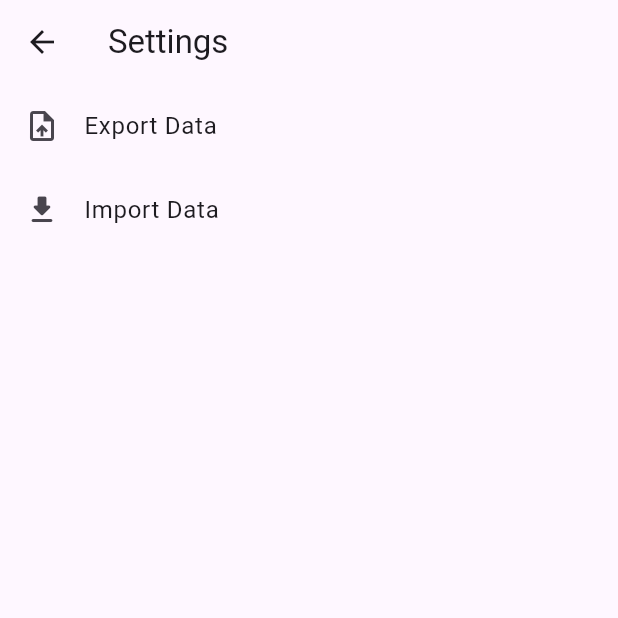
After one commit to JarneClaesen/PercussionSticks, a Flutter app: the SettingsPage screen opened directly, after a tap on "Export Data", on a phone screen of 412 x 824 dp, the top half of it. The commit adds this screen. Run offline on Flutter 3.47's test engine with Material 3 defaults, Android fonts, the phone set to English and light mode, and no system bars; drawn by our look-alikes of dynamic_color; our stand-ins replace file_picker, google_fonts, hive, hive_flutter, sliding_up_panel; missing offline and left inert: flutter_file_dialog; accounts and stored records are empty.

Commit message:
Implement Import and Export

```diff
--- a/lib/excerpt.dart
+++ b/lib/excerpt.dart
@@ -1,9 +1,11 @@
 import 'package:hive/hive.dart';
+import 'package:json_annotation/json_annotation.dart';
 
 part 'excerpt.g.dart';
 
 
 @HiveType(typeId: 0)
+@JsonSerializable()
 class Excerpt extends HiveObject {
   @HiveField(0)
   String title;
@@ -15,4 +17,8 @@ class Excerpt extends HiveObject {
   bool selected;
 
   Excerpt({required this.title, required this.mallets, this.selected = false});
+
+  // JSON serialization
+  factory Excerpt.fromJson(Map<String, dynamic> json) => _$ExcerptFromJson(json);
+  Map<String, dynamic> toJson() => _$ExcerptToJson(this);
 }
--- /dev/null
+++ b/lib/settings_page.dart
@@ -0,0 +1,105 @@
+import 'package:flutter/material.dart';
+import 'package:file_picker/file_picker.dart';
+import 'package:flutter_file_dialog/flutter_file_dialog.dart';
+import 'package:hive/hive.dart';
+import 'package:intl/intl.dart';
+import 'package:path_provider/path_provider.dart';
+import 'dart:io';
+import 'dart:convert';
+
+import 'excerpt.dart';
+
+class SettingsPage extends StatelessWidget {
+  const SettingsPage({Key? key}) : super(key: key);
+
+  @override
+  Widget build(BuildContext context) {
+    return Scaffold(
+      appBar: AppBar(
+        title: const Text('Settings'),
+      ),
+      body: ListView(
+        children: <Widget>[
+          ListTile(
+            leading: Icon(Icons.upload_file),
+            title: Text('Export Data'),
+            onTap: () => _exportData(context),
+          ),
+          ListTile(
+            leading: Icon(Icons.download_rounded),
+            title: Text('Import Data'),
+            onTap: () => _importData(context),
+          ),
+        ],
+      ),
+    );
+  }
+
+
+  Future<void> _exportData(BuildContext context) async {
+    try {
+      final jsonString = await exportToJson();
+      final directory = await FilePicker.platform.getDirectoryPath();
+      if (directory != null) {
+        // Format the current date and time
+        String formattedDateTime = DateFormat('ddMMyyyy_HHmmss').format(DateTime.now());
+
+        // Create the file name with the app title, date, and time
+        final fileName = 'Excerpts_$formattedDateTime.json';
+        final filePath = '$directory/$fileName';
+
+        final file = File(filePath);
+        await file.writeAsString(jsonString);
+
+        ScaffoldMessenger.of(context).showSnackBar(
+          SnackBar(content: Text('Data exported to $filePath')),
+        );
+      }
+    } catch (e) {
+      ScaffoldMessenger.of(context).showSnackBar(
+        SnackBar(content: Text('Error exporting data: $e')),
+      );
+    }
+  }
+
+  Future<void> _importData(BuildContext context) async {
+    try {
+      final params = OpenFileDialogParams(
+        dialogType: OpenFileDialogType.document,
+        sourceType: SourceType.photoLibrary,
+        allowedUtiTypes: ['application/json'],
+      );
+      final filePath = await FlutterFileDialog.pickFile(params: params);
+      if (filePath != null) {
+        final file = File(filePath);
+        final jsonString = await file.readAsString();
+        await importFromJson(jsonString);
+        ScaffoldMessenger.of(context).showSnackBar(
+          SnackBar(content: Text('Data imported successfully')),
+        );
+      }
+    } catch (e) {
+      ScaffoldMessenger.of(context).showSnackBar(
+        SnackBar(content: Text('Error importing data: $e')),
+      );
+      print(e);
+    }
+  }
+
+  // Export to JSON
+  Future<String> exportToJson() async {
+    final box = Hive.box<Excerpt>('excerpts');
+    List<Map<String, dynamic>> jsonData = box.values.map((item) => item.toJson()).toList();
+    return jsonEncode(jsonData);
+  }
+
+// Import from JSON
+  Future<void> importFromJson(String jsonString) async {
+    final box = Hive.box<Excerpt>('excerpts');
+    List<dynamic> jsonData = jsonDecode(jsonString);
+    List<Excerpt> excerpts = jsonData.map((item) => Excerpt.fromJson(item)).toList();
+    for (var excerpt in excerpts) {
+      await box.add(excerpt);
+    }
+  }
+}
```
Also changed, not shown: lib/main.dart (+14 -6 lines), pubspec.yaml (+7 -1 lines), lib/excerpt.g.dart, pubspec.lock, 1 other file.
